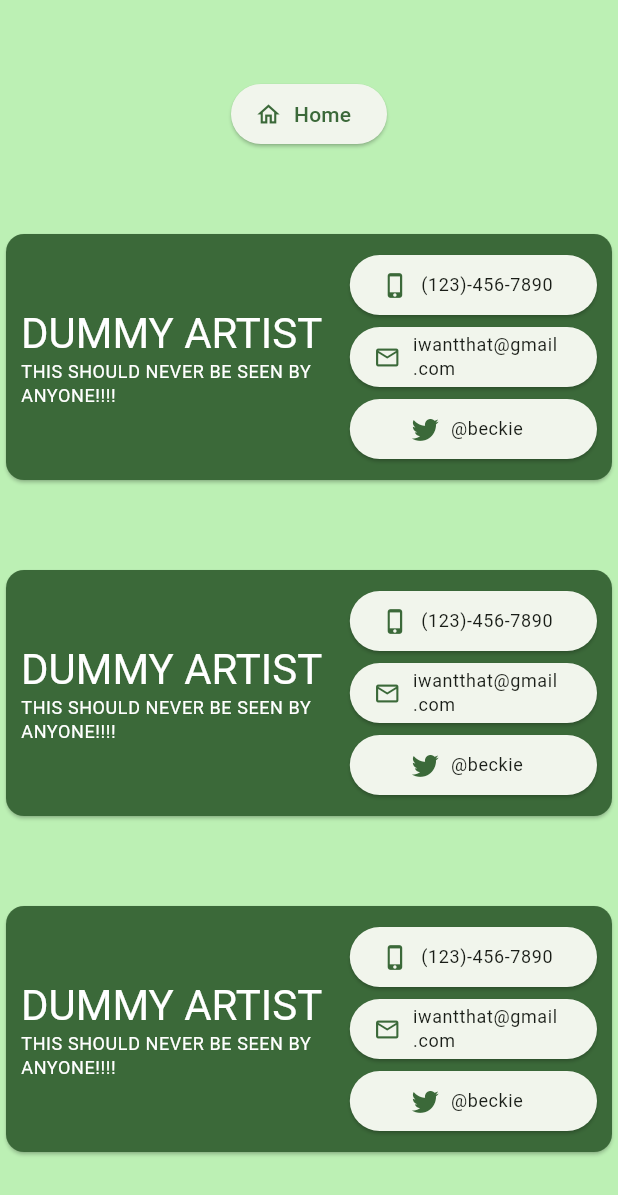
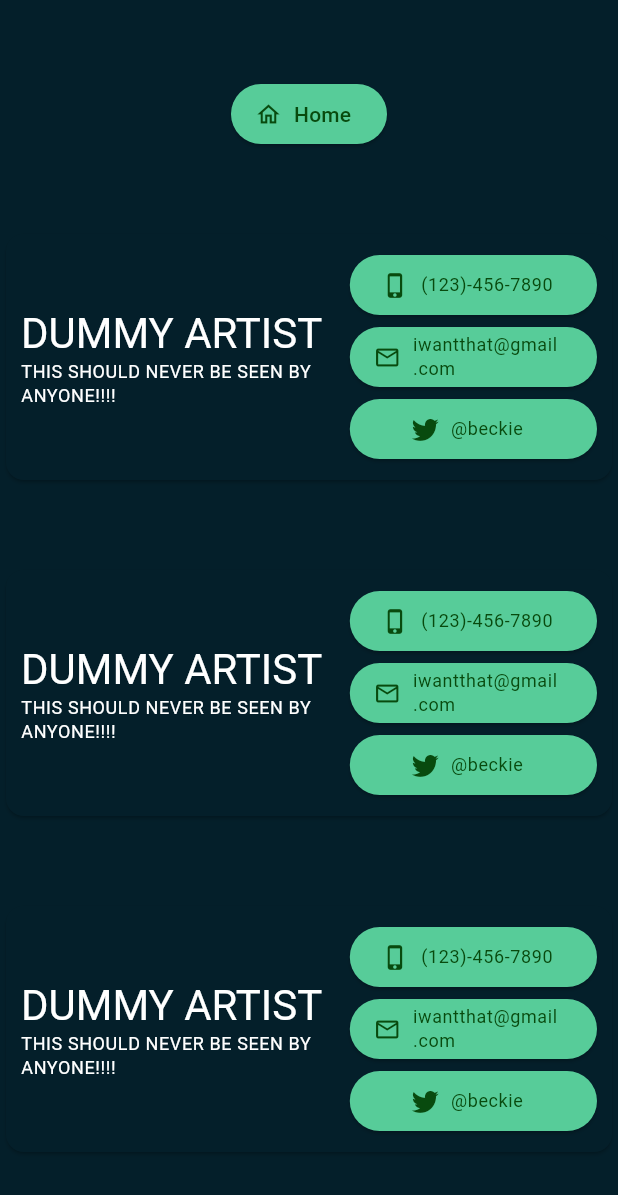
Before and after one commit to mehulgoel873/IWantThat, a Flutter app: the screen it shows once a user with an empty profile is signed in, after a tap on "Find an Artist", on a phone screen of 412 x 824 dp. Shown: the top 1195 px of the screen. Run offline on Flutter 3.47's test engine with Material 3 defaults, Android fonts, the phone set to English and light mode, and no system bars; our stand-ins replace cloud_firestore, cloud_functions, firebase_auth, firebase_core, firebase_vertexai, font_awesome_flutter and 1 more; missing offline and left inert: firebase_ui_auth; accounts and stored records are empty; generated files the repository leaves out were written again.

Commit message:
updated ui

```diff
--- a/flutter_app/lib/artist.dart
+++ b/flutter_app/lib/artist.dart
@@ -1,6 +1,7 @@
 import 'package:cloud_firestore/cloud_firestore.dart';
 import 'package:flutter/material.dart';
 import 'package:font_awesome_flutter/font_awesome_flutter.dart';
+import 'main.dart';
 
 class Artist {
   final String? name;
@@ -56,7 +57,7 @@ class ArtistCard extends StatelessWidget {
     final theme = Theme.of(context);
 
     return Card(
-        color: theme.colorScheme.primary,
+        color: theme.colorScheme.surface,
         child: Padding(
           padding: const EdgeInsets.all(10.0),
           child: Row(
@@ -91,7 +92,8 @@ class ArtistCard extends StatelessWidget {
                                 alignment: Alignment.centerLeft,
                                 child: Icon(Icons.phone_iphone_outlined)),
                             label: Text(artist.phone!,
-                                style: theme.textTheme.bodySmall)),
+                                style: theme.textTheme.bodySmall!
+                                    .copyWith(color: Color(0xFF084A0E)))),
                       ),
                       SizedBox(
                         width: double.infinity,
@@ -103,7 +105,8 @@ class ArtistCard extends StatelessWidget {
                                 alignment: Alignment.centerLeft,
                                 child: Icon(Icons.mail_outlined)),
                             label: Text(artist.email!,
-                                style: theme.textTheme.bodySmall)),
+                                style: theme.textTheme.bodySmall!
+                                    .copyWith(color: Color(0xFF084A0E)))),
                       ),
                       SizedBox(
                         width: double.infinity,
@@ -116,7 +119,8 @@ class ArtistCard extends StatelessWidget {
                                 child: Icon(FontAwesomeIcons.twitter)),
                             label: Text(
                                 artist.twitter!, //TODO: FIX ALL NULL CHECKS
-                                style: theme.textTheme.bodySmall)),
+                                style: theme.textTheme.bodySmall!
+                                    .copyWith(color: Color(0xFF084A0E)))),
                       ),
                     ],
                   )),
--- a/flutter_app/lib/main.dart
+++ b/flutter_app/lib/main.dart
@@ -17,6 +17,9 @@ import 'artist.dart';
 import 'profile.dart';
 import 'auth_gate.dart';
 
+var buttonStyle = ElevatedButton.styleFrom(
+    foregroundColor: Color(0xFF084A0E), backgroundColor: Color(0xFF57CC99));
+
 void main() async {
   WidgetsFlutterBinding.ensureInitialized();
   await Firebase.initializeApp(
@@ -30,15 +33,37 @@ class MyApp extends StatelessWidget {
 
   @override
   Widget build(BuildContext context) {
+    final Map<int, Color> _blueMap = {
+      50: Color(0xFF49BFC1),
+      100: Color(0xFF3EB4B6),
+      200: Color(0xFF38A3A5),
+      300: Color(0xFF2D719F),
+      400: Color(0xFF28668F),
+      500: Color(0xFF22577A),
+      600: Color(0xFF1F4F6F),
+      700: Color(0xFF07374B),
+      800: Color(0xFF041F2A),
+      900: Color(0xFF031C25),
+    };
+
     return ChangeNotifierProvider(
       create: (context) => MyAppState(),
       child: MaterialApp(
         title: 'I Want That',
         theme: ThemeData(
-            useMaterial3: true,
-            colorScheme: ColorScheme.fromSeed(seedColor: Colors.green),
-            scaffoldBackgroundColor:
-                ColorScheme.fromSeed(seedColor: Colors.green).primaryContainer),
+          useMaterial3: true,
+          // colorScheme: ColorScheme.fromSeed(
+          // seedColor: Colors.green, brightness: Brightness.dark),
+          colorScheme: ColorScheme.fromSwatch(
+            primarySwatch: MaterialColor(0xFF22577A, _blueMap),
+            accentColor: Color(0xFF57CC99),
+            errorColor: Color(0xFFD83030),
+            cardColor: Color(0xFF041F2A),
+            backgroundColor: Colors.black,
+            brightness: Brightness.dark,
+          ),
+          elevatedButtonTheme: ElevatedButtonThemeData(style: buttonStyle),
+        ),
         home: AuthGate(),
       ),
     );
@@ -60,7 +85,8 @@ class MyAppState extends ChangeNotifier {
   }
 
   Future<void> _initialize() async {
-    model = FirebaseVertexAI.instance.generativeModel(model: 'gemini-1.5-flash');
+    model =
+        FirebaseVertexAI.instance.generativeModel(model: 'gemini-1.5-flash');
 
     print("Initialized Firebase App");
 
@@ -73,7 +99,11 @@ class MyAppState extends ChangeNotifier {
         print("EMAIL: " + user.email!);
         int i = 0;
         db = FirebaseFirestore.instance;
-        db.collection("users").where("email", isEqualTo: user.email!).get().then(
+        db
+            .collection("users")
+            .where("email", isEqualTo: user.email!)
+            .get()
+            .then(
           (querySnapshot) {
             for (var docSnapshot in querySnapshot.docs) {
               print("FOUND USER");
@@ -247,9 +277,8 @@ class MyAppState extends ChangeNotifier {
       },
     };
 
-    DocumentReference ref = FirebaseFirestore.instance
-        .collection("artists")
-        .doc(userDoc);
+    DocumentReference ref =
+        FirebaseFirestore.instance.collection("artists").doc(userDoc);
 
     await ref.set(artistData, SetOptions(merge: true));
     notifyListeners();
@@ -293,14 +322,14 @@ class PhotoPage extends StatelessWidget {
               ? Padding(
                   padding: const EdgeInsets.all(8.0),
                   child: Card(
-                      color: theme.colorScheme.secondary,
+                      color: theme.colorScheme.primary,
                       child: Padding(
                         padding: const EdgeInsets.all(8.0),
                         child: Column(
                           children: [
                             Text("Are you an artist?",
                                 style: theme.textTheme.headlineSmall!.copyWith(
-                                    color: theme.colorScheme.onSecondary)),
+                                    color: theme.colorScheme.onPrimary)),
                             Row(
                                 mainAxisAlignment: MainAxisAlignment.center,
                                 children: [
@@ -320,10 +349,9 @@ class PhotoPage extends StatelessWidget {
                                   SizedBox(width: 15),
                                   ElevatedButton.icon(
                                     style: ElevatedButton.styleFrom(
-                                      backgroundColor:
-                                          theme.colorScheme.primary,
+                                      backgroundColor: Color(0xFF084A0E),
                                       foregroundColor:
-                                          theme.colorScheme.onPrimary,
+                                          theme.colorScheme.onSurface,
                                     ),
                                     onPressed: () {
                                       print("This user is an artist");
@@ -378,12 +406,12 @@ class PhotoPage extends StatelessWidget {
               : Padding(
                   padding: const EdgeInsets.all(15.0),
                   child: Card(
-                    color: theme.colorScheme.primary,
+                    color: theme.colorScheme.surface,
                     child: Padding(
                       padding: const EdgeInsets.all(10.0),
                       child: Text("Please select an image ",
                           style: theme.textTheme.bodyLarge!
-                              .copyWith(color: theme.colorScheme.onPrimary)),
+                              .copyWith(color: theme.colorScheme.onSurface)),
                     ),
                   ),
                 ),
@@ -443,11 +471,11 @@ class BigCard extends StatelessWidget {
   Widget build(BuildContext context) {
     final theme = Theme.of(context);
     final style = theme.textTheme.displayMedium!.copyWith(
-      color: theme.colorScheme.onPrimary,
+      color: theme.colorScheme.onSurface,
     );
 
     return Card(
-      color: theme.colorScheme.primary,
+      color: theme.colorScheme.surface,
       child: Align(
         child: Padding(
           padding: const EdgeInsets.all(20.0),
```
